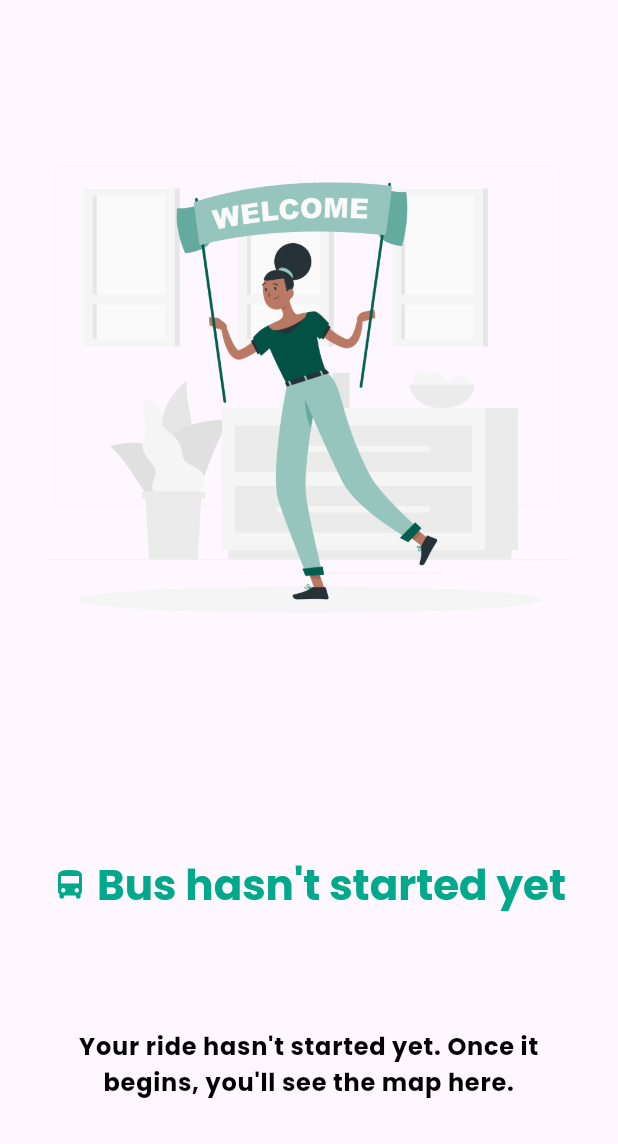
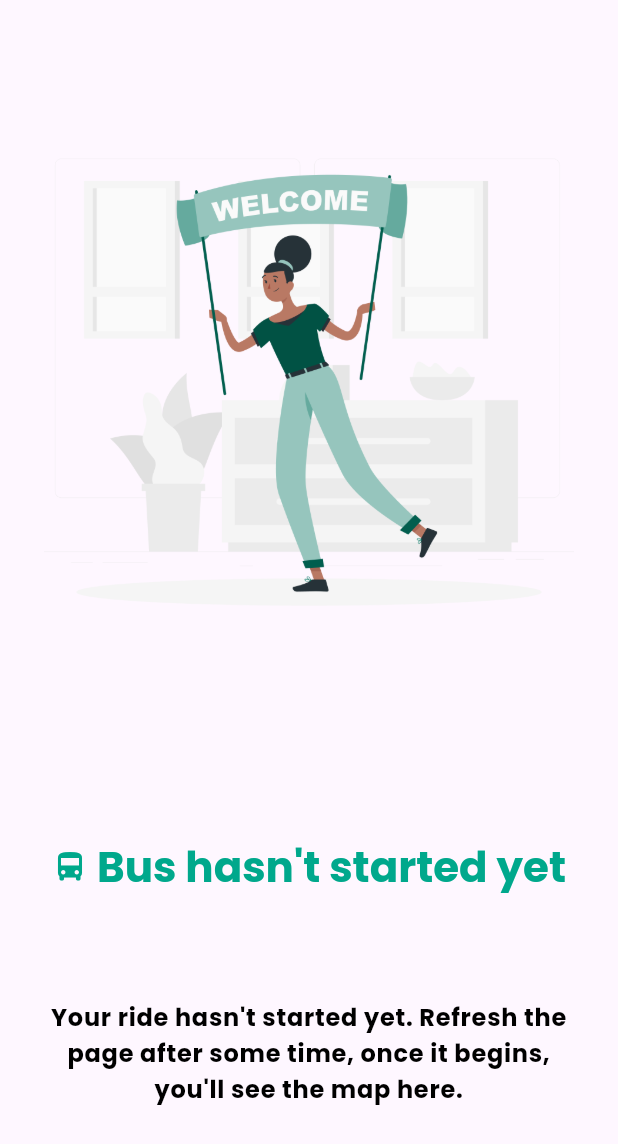
Before and after one commit to itsakhlaqahmed/ubts_fyp, a Flutter app: the RideStatus widget shown alone on an empty page, opened directly, on a phone screen of 412 x 824 dp. Shown: the top 1144 px of the screen. Run offline on Flutter 3.47's test engine with Material 3 defaults, Android fonts, the phone set to English and light mode, and no system bars; our stand-ins replace cloud_firestore, email_validator, firebase_auth, firebase_core, flutter_animate, flutter_native_splash and 7 more; missing offline and left inert: flutter_polyline_points; accounts and stored records are empty.

Commit message:
updated text

```diff
--- a/lib/widgets/home/ride_status.dart
+++ b/lib/widgets/home/ride_status.dart
@@ -10,7 +10,7 @@ class RideStatus extends StatelessWidget {
   Widget build(BuildContext context) {
     var heading = 'Bus hasn\'t started yet';
     var messsage =
-        'Your ride hasn\'t started yet. Once it begins, you\'ll see the map here.';
+        'Your ride hasn\'t started yet. Refresh the page after some time, once it begins, you\'ll see the map here.';
     if (isEndRideWidget == true) {
       heading = 'Bus has Arrived ...';
       messsage =
```
